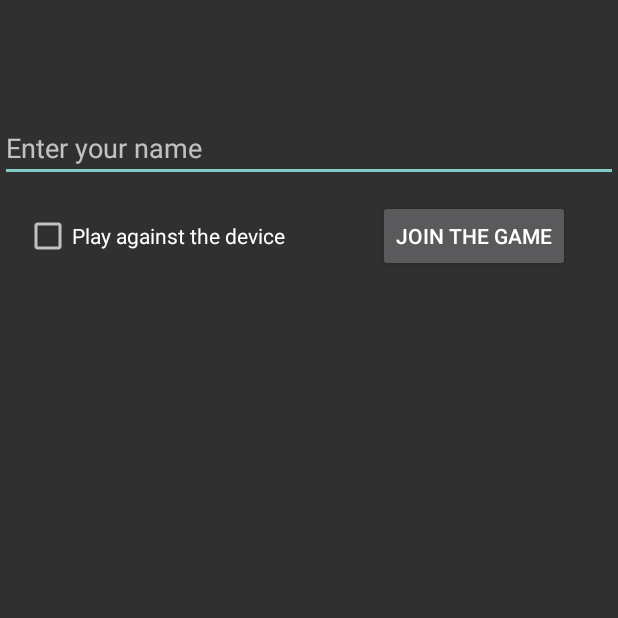
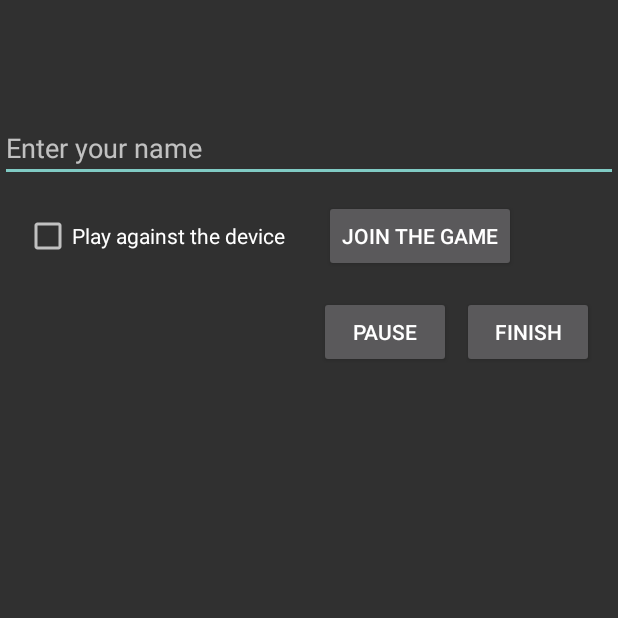
Before and after one commit to ellinaiv/RockPaperScissors, an Android app: the screen it shows after launch (MainActivity), after a tap on "JOIN THE GAME", on a phone screen of 412 x 824 dp, the top half of it. Run offline under Robolectric (Android 15) with nearby library versions, the phone set to English and light mode, and no system bars; our stand-ins replace Firebase (no records; nobody signed in at launch, a user with empty details on screens opened directly).

```diff
--- a/app/src/main/java/com/example/rockpaperscissors/MainActivity.java
+++ b/app/src/main/java/com/example/rockpaperscissors/MainActivity.java
@@ -1,6 +1,7 @@
 package com.example.rockpaperscissors;
 
 import androidx.annotation.NonNull;
+import androidx.annotation.Nullable;
 import androidx.appcompat.app.AppCompatActivity;
 import androidx.core.content.ContextCompat;
 
@@ -17,12 +18,12 @@ import com.google.android.gms.tasks.OnCompleteListener;
 import com.google.android.gms.tasks.OnFailureListener;
 import com.google.android.gms.tasks.OnSuccessListener;
 import com.google.android.gms.tasks.Task;
-import com.google.firebase.auth.FirebaseAuth;
-import com.google.firebase.database.DatabaseReference;
-import com.google.firebase.database.FirebaseDatabase;
 import com.google.firebase.firestore.DocumentReference;
 import com.google.firebase.firestore.DocumentSnapshot;
+import com.google.firebase.firestore.EventListener;
+import com.google.firebase.firestore.FieldValue;
 import com.google.firebase.firestore.FirebaseFirestore;
+import com.google.firebase.firestore.FirebaseFirestoreException;
 import com.google.firebase.firestore.SetOptions;
 
 import java.util.HashMap;
@@ -43,8 +44,11 @@ public class MainActivity extends AppCompatActivity {
 
     int userChoice;
 
-    DatabaseReference database = FirebaseDatabase.getInstance().getReference();
+    DocumentReference database;
     private FirebaseFirestore db = FirebaseFirestore.getInstance();
+
+    String lastUpdate;
+    DocumentSnapshot updatedSnapshot;
 
 
     @Override
@@ -53,16 +57,65 @@ public class MainActivity extends AppCompatActivity {
         setContentView(R.layout.activity_main);
 
 
+        database = db.collection("game").document("players");
+
+        database.addSnapshotListener(new EventListener<DocumentSnapshot>() {
+            @Override
+            public void onEvent(@Nullable DocumentSnapshot snapshot,
+                                @Nullable FirebaseFirestoreException e) {
+                if (e != null) {
+                    Log.w("Listen to updates", "Listen failed.", e);
+                    return;
+                }
+
+                if (snapshot != null && snapshot.exists()) {
+                    lastUpdate = snapshot.toString();
+                    updatedSnapshot = snapshot;
+                    Log.d("Listen to updates", "Current data: " + snapshot.getData().toString());
+                    notifyNewJoined(snapshot);
+                } else {
+                    Log.d("Listen to updates", "Current data: null");
+                    makeToast("You are the first, let's wait for participants!:)");
+                }
+            }
+        });
+
+
+    }
+
+    public void notifyNewJoined(DocumentSnapshot update) {
+        Log.d("Notify new join", "Current data: " + update);
+        Map data = updatedSnapshot.getData();
+
+        if ( data.size() == 0 ) return;
+
+        String msg = "Players in the game ";
+        for (Object player : data.keySet()){
+            msg += " " + player + " ";
+        }
+        makeToast(msg);
+
+
+    }
+
+    public void makeToast(String msg) {
+        Toast toast = Toast.makeText(this, msg, Toast.LENGTH_LONG);
+        toast.show();
+
     }
 
     public void joinUser(String username) {
-        Map<String, Object> data = new HashMap<>();
-        data.put("name", username);
-        data.put("paused", false);
-        db.collection("players").document(username).set(data, SetOptions.merge());
 
 
-        DocumentReference docRef = db.collection("players").document("Ellina");
+        Map<String, Object> data = new HashMap<>();
+        data.put("paused", false);
+
+        Map<String, Object> newEntry = new HashMap<>();
+        newEntry.put(username, data);
+        db.collection("game").document("players").set(newEntry, SetOptions.merge());
+
+
+        DocumentReference docRef = db.collection("game").document("players");
         docRef.get().addOnCompleteListener(new OnCompleteListener<DocumentSnapshot>() {
             @Override
             public void onComplete(@NonNull Task<DocumentSnapshot> task) {
@@ -70,6 +123,7 @@ public class MainActivity extends AppCompatActivity {
                     DocumentSnapshot document = task.getResult();
                     if (document.exists()) {
                         Log.d("onComplete", "DocumentSnapshot data: " + document.getData());
+
                     } else {
                         Log.d("onComplete", "No such document");
                     }
@@ -86,10 +140,18 @@ public class MainActivity extends AppCompatActivity {
 
         TextView player = findViewById(R.id.textInputUserName);
         userName = player.getText().toString();
+
+
         if (userName.length() == 0) {
             Toast toast = Toast.makeText(this, "Please enter you name first", Toast.LENGTH_LONG);
             toast.show();
-        } else {
+        } else if (lastUpdate.contains(userName)) {
+            makeToast("This username is taken, please choose another one!");
+
+        }else {
+            player.setFocusable(false);
+            player.setEnabled(false);
+
             joinUser(userName);
             View gameChoices = findViewById(R.id.gameChoices);
             gameChoices.setVisibility(View.VISIBLE);
@@ -202,10 +264,27 @@ public class MainActivity extends AppCompatActivity {
         toast.show();
     }
 
-    public void notifyUser(String msg) {
 
-        Toast toast = Toast.makeText(this, msg, Toast.LENGTH_LONG);
-        toast.show();
+    public void stopGame(View view) {
 
+        Map<String,Object> updates = new HashMap<>();
+        updates.put(userName, FieldValue.delete());
+
+        database.update(updates)
+                .addOnSuccessListener(new OnSuccessListener<Void>() {
+                    @Override
+                    public void onSuccess(Void aVoid) {
+                        Log.d("Stopping game", "DocumentSnapshot successfully deleted!");
+                    }
+                })
+                .addOnFailureListener(new OnFailureListener() {
+                    @Override
+                    public void onFailure(@NonNull Exception e) {
+                        Log.w("Stopping game", "Error deleting document", e);
+                    }
+                });
+        TextView player = findViewById(R.id.textInputUserName);
+        player.setFocusable(false);
+        player.setEnabled(false);
     }
 }
--- a/app/src/main/res/layout/activity_main.xml
+++ b/app/src/main/res/layout/activity_main.xml
@@ -19,20 +19,20 @@
 
     <androidx.constraintlayout.widget.ConstraintLayout
         android:id="@+id/gameChoices"
-        android:layout_width="335dp"
-        android:layout_height="360dp"
+        android:layout_width="345dp"
+        android:layout_height="321dp"
         android:visibility="invisible"
         app:layout_constraintBottom_toBottomOf="parent"
         app:layout_constraintEnd_toEndOf="parent"
         app:layout_constraintStart_toStartOf="parent"
         app:layout_constraintTop_toBottomOf="@+id/textInputUserName"
-        app:layout_constraintVertical_bias="0.616">
+        app:layout_constraintVertical_bias="0.678">
 
         <ImageView
             android:id="@+id/imageViewPaper"
             android:layout_width="111dp"
             android:layout_height="108dp"
-            android:layout_marginTop="76dp"
+            android:layout_marginTop="28dp"
             android:onClick="choosePaper"
             app:layout_constraintEnd_toEndOf="parent"
             app:layout_constraintStart_toStartOf="parent"
@@ -81,11 +81,34 @@
         android:layout_width="wrap_content"
         android:layout_height="wrap_content"
         android:layout_marginTop="12dp"
-        android:layout_marginEnd="32dp"
-        android:layout_marginRight="32dp"
+        android:layout_marginEnd="68dp"
+        android:layout_marginRight="68dp"
+        android:onClick="startGame"
         android:text="@string/btn_start"
-        android:onClick="startGame"
         app:layout_constraintEnd_toEndOf="parent"
         app:layout_constraintTop_toBottomOf="@+id/textInputUserName" />
 
+    <Button
+        android:id="@+id/buttonPause"
+        android:layout_width="wrap_content"
+        android:layout_height="wrap_content"
+        android:layout_marginTop="16dp"
+        android:text="Pause"
+        app:layout_constraintEnd_toEndOf="parent"
+        app:layout_constraintHorizontal_bias="0.656"
+        app:layout_constraintStart_toStartOf="parent"
+        app:layout_constraintTop_toBottomOf="@+id/buttonPlay" />
+
+    <Button
+        android:id="@+id/buttonFinish"
+        android:layout_width="wrap_content"
+        android:layout_height="wrap_content"
+        android:layout_marginTop="16dp"
+        android:onClick="stopGame"
+        android:text="Finish"
+        app:layout_constraintEnd_toEndOf="parent"
+        app:layout_constraintHorizontal_bias="0.95"
+        app:layout_constraintStart_toStartOf="parent"
+        app:layout_constraintTop_toBottomOf="@+id/buttonPlay" />
+
 </androidx.constraintlayout.widget.ConstraintLayout>
```
